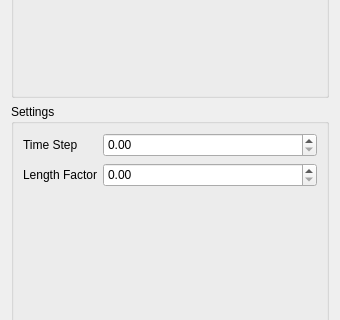
First picture: the form in smoke/view/streamlinestab.ui, repository bvanloon/Scientific-Visualization, before the edit; both pictures show x 0 to 340 and y 204 to 524 of the 340 by 907 pixel window.
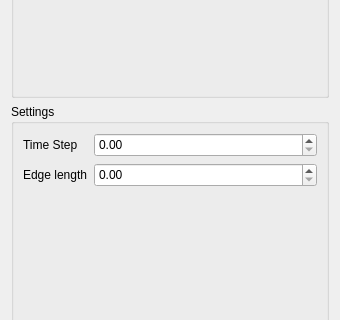
Second picture: the form after the edit. Custom widgets are drawn as their Qt base class.

Commit message: Renamed the length factor thing.

Diff of the .ui file:
```diff
--- a/smoke/view/streamlinestab.ui
+++ b/smoke/view/streamlinestab.ui
@@ -66,15 +66,15 @@
             </property>
            </widget>
           </item>
-          <item row="1" column="0">
-           <widget class="QLabel" name="lengthFactorLabel">
+          <item row="2" column="0">
+           <widget class="QLabel" name="edgeLengthLabel">
             <property name="text">
-             <string>Length Factor</string>
+             <string>Edge length</string>
             </property>
            </widget>
           </item>
-          <item row="1" column="1">
-           <widget class="QDoubleSpinBox" name="lengthFactorSelector">
+          <item row="2" column="1">
+           <widget class="QDoubleSpinBox" name="edgeLengthSelector">
             <property name="minimumSize">
              <size>
               <width>0</width>
```
The commit also changes 2 other files.
